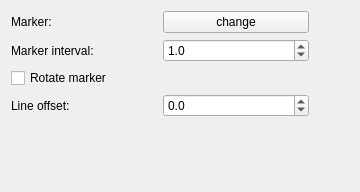
First picture: the form in src/ui/symbollayer/widget_markerline.ui, repository qgis/QGIS, before the edit.
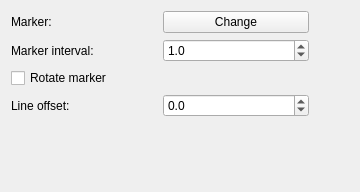
Second picture: the form after the edit.

```diff
--- a/src/ui/symbollayer/widget_markerline.ui
+++ b/src/ui/symbollayer/widget_markerline.ui
@@ -26,7 +26,7 @@
      <item row="0" column="1">
       <widget class="QPushButton" name="btnChangeMarker">
        <property name="text">
-        <string>change</string>
+        <string>Change</string>
        </property>
       </widget>
      </item>
```
